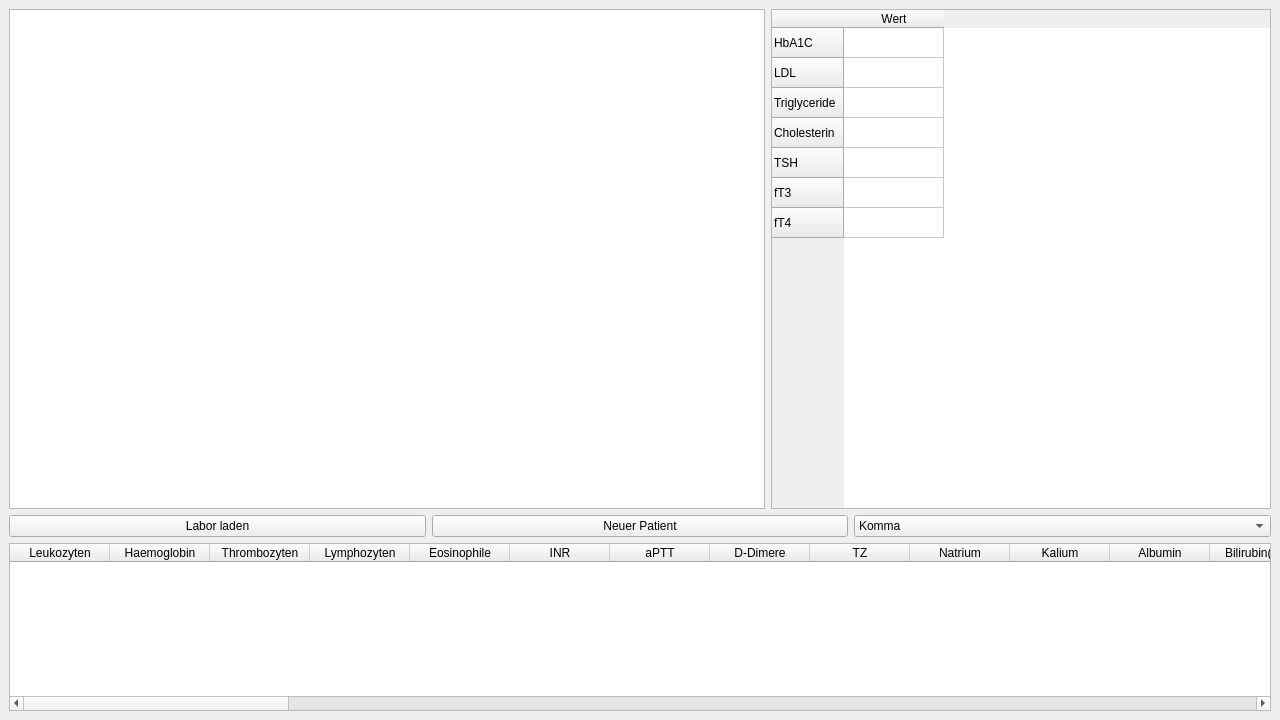
First picture: the form in registerview.ui, repository bogie/medicoLabTool, before the edit.
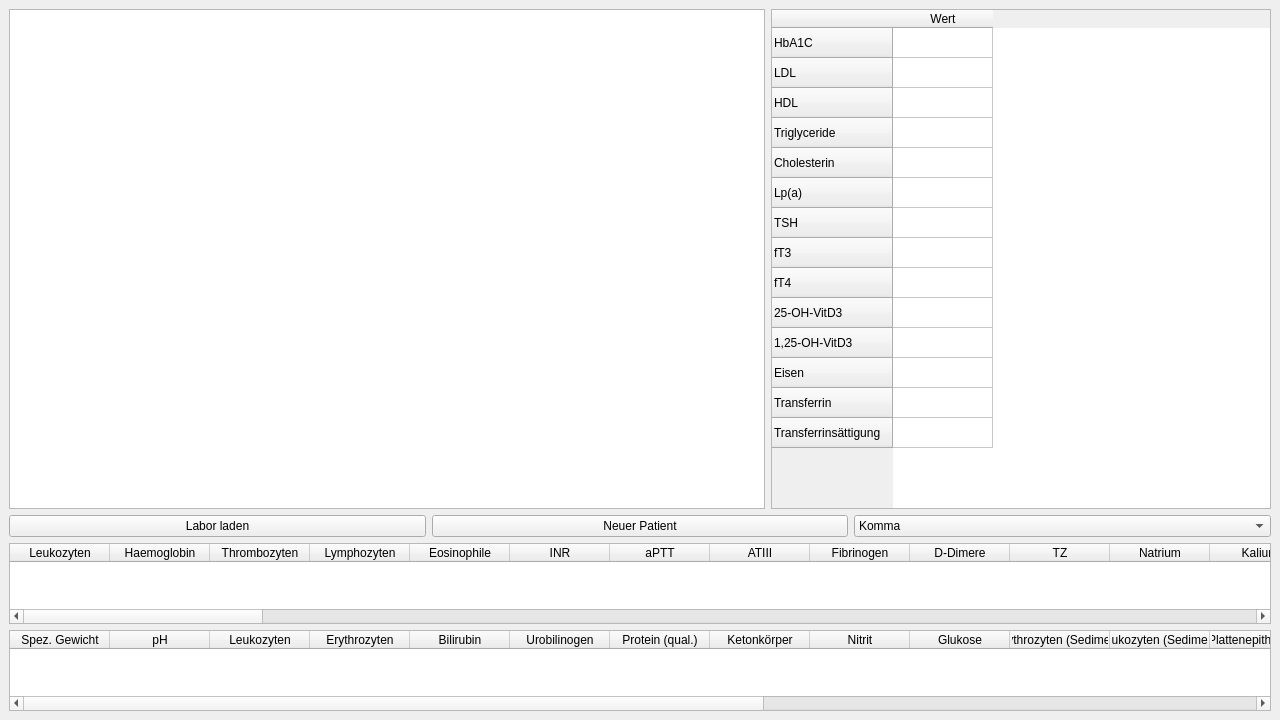
Second picture: the form after the edit.

```diff
--- a/registerview.ui
+++ b/registerview.ui
@@ -65,6 +65,11 @@
             <string>LDL</string>
            </property>
           </row>
+          <row>
+           <property name="text">
+            <string>HDL</string>
+           </property>
+          </row>
           <row>
            <property name="text">
             <string>Triglyceride</string>
@@ -75,6 +80,11 @@
             <string>Cholesterin</string>
            </property>
           </row>
+          <row>
+           <property name="text">
+            <string>Lp(a)</string>
+           </property>
+          </row>
           <row>
            <property name="text">
             <string>TSH</string>
@@ -90,6 +100,31 @@
             <string>fT4</string>
            </property>
           </row>
+          <row>
+           <property name="text">
+            <string>25-OH-VitD3</string>
+           </property>
+          </row>
+          <row>
+           <property name="text">
+            <string>1,25-OH-VitD3</string>
+           </property>
+          </row>
+          <row>
+           <property name="text">
+            <string>Eisen</string>
+           </property>
+          </row>
+          <row>
+           <property name="text">
+            <string>Transferrin</string>
+           </property>
+          </row>
+          <row>
+           <property name="text">
+            <string>Transferrinsättigung</string>
+           </property>
+          </row>
           <column>
            <property name="text">
             <string>Wert</string>
@@ -171,6 +206,16 @@
           <string>aPTT</string>
          </property>
         </column>
+        <column>
+         <property name="text">
+          <string>ATIII</string>
+         </property>
+        </column>
+        <column>
+         <property name="text">
+          <string>Fibrinogen</string>
+         </property>
+        </column>
         <column>
          <property name="text">
           <string>D-Dimere</string>
@@ -191,6 +236,11 @@
           <string>Kalium</string>
          </property>
         </column>
+        <column>
+         <property name="text">
+          <string>Phosphat</string>
+         </property>
+        </column>
         <column>
          <property name="text">
           <string>Albumin</string>
@@ -316,11 +366,31 @@
           <string>CO-Hb</string>
          </property>
         </column>
+        <column>
+         <property name="text">
+          <string>cLac</string>
+         </property>
+        </column>
+        <column>
+         <property name="text">
+          <string>CystatinC</string>
+         </property>
+        </column>
         <column>
          <property name="text">
           <string>Myoglobin</string>
          </property>
         </column>
+        <column>
+         <property name="text">
+          <string>Copeptin</string>
+         </property>
+        </column>
+        <column>
+         <property name="text">
+          <string>Aldosteorn</string>
+         </property>
+        </column>
         <column>
          <property name="text">
           <string>sIL-2R</string>
@@ -408,14 +478,116 @@
         </column>
         <column>
          <property name="text">
-          <string>cLac</string>
+          <string>Glukose</string>
          </property>
         </column>
+       </widget>
+      </item>
+      <item>
+       <widget class="QTableWidget" name="urineTable">
+        <property name="contextMenuPolicy">
+         <enum>Qt::CustomContextMenu</enum>
+        </property>
+        <column>
+         <property name="text">
+          <string>Spez. Gewicht</string>
+         </property>
+        </column>
+        <column>
+         <property name="text">
+          <string>pH</string>
+         </property>
+        </column>
+        <column>
+         <property name="text">
+          <string>Leukozyten</string>
+         </property>
+        </column>
+        <column>
+         <property name="text">
+          <string>Erythrozyten</string>
+         </property>
+        </column>
+        <column>
+         <property name="text">
+          <string>Bilirubin</string>
+         </property>
+        </column>
+        <column>
+         <property name="text">
+          <string>Urobilinogen</string>
+         </property>
+        </column>
+        <column>
+         <property name="text">
+          <string>Protein (qual.)</string>
+         </property>
+        </column>
+        <column>
+         <property name="text">
+          <string>Ketonkörper</string>
+         </property>
+        </column>
+        <column>
+         <property name="text">
+          <string>Nitrit</string>
+         </property>
+        </column>
         <column>
          <property name="text">
           <string>Glukose</string>
          </property>
         </column>
+        <column>
+         <property name="text">
+          <string>Erythrozyten (Sediment)</string>
+         </property>
+        </column>
+        <column>
+         <property name="text">
+          <string>Leukozyten (Sediment)</string>
+         </property>
+        </column>
+        <column>
+         <property name="text">
+          <string>Plattenepithelzellen</string>
+         </property>
+        </column>
+        <column>
+         <property name="text">
+          <string>Rundepithelzellen</string>
+         </property>
+        </column>
+        <column>
+         <property name="text">
+          <string>hyaline Zylinder</string>
+         </property>
+        </column>
+        <column>
+         <property name="text">
+          <string>pathologische Zylinder</string>
+         </property>
+        </column>
+        <column>
+         <property name="text">
+          <string>Leitfähigkeit</string>
+         </property>
+        </column>
+        <column>
+         <property name="text">
+          <string>Bakterien</string>
+         </property>
+        </column>
+        <column>
+         <property name="text">
+          <string>Kristalle</string>
+         </property>
+        </column>
+        <column>
+         <property name="text">
+          <string>Hefen mikr</string>
+         </property>
+        </column>
        </widget>
       </item>
      </layout>
```
